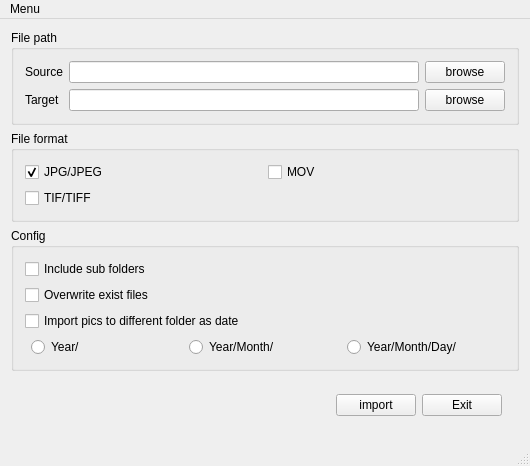
Old version of the form mainwindow.ui in the repository ChunKai-Wang/PicIn.
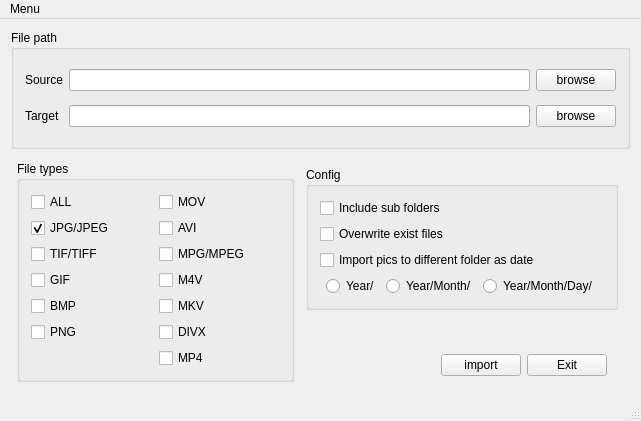
New version of the form.

Commit message:
Re-layout for more checkboxes to indicate importing file types
    modified:   mainwindow.cpp
    modified:   mainwindow.h
    modified:   mainwindow.ui

Patch:
```diff
--- a/mainwindow.ui
+++ b/mainwindow.ui
@@ -9,8 +9,8 @@
    <rect>
     <x>0</x>
     <y>0</y>
-    <width>530</width>
-    <height>460</height>
+    <width>641</width>
+    <height>421</height>
    </rect>
   </property>
   <property name="windowTitle">
@@ -65,19 +65,54 @@
      </widget>
     </item>
     <item>
+     <layout class="QHBoxLayout" name="HLayout_bottom">
+      <property name="leftMargin">
+       <number>6</number>
+      </property>
+      <property name="topMargin">
+       <number>6</number>
+      </property>
+      <property name="rightMargin">
+       <number>6</number>
+      </property>
+      <property name="bottomMargin">
+       <number>6</number>
+      </property>
+      <item>
      <widget class="QGroupBox" name="groupBox_fileFmt">
       <property name="title">
-       <string>File format</string>
+         <string>File types</string>
       </property>
       <layout class="QGridLayout" name="gridLayout">
-       <item row="1" column="0" alignment="Qt::AlignLeft">
+         <item row="0" column="0">
+          <widget class="QCheckBox" name="checkBox_fileFmt_all">
+           <property name="text">
+            <string>ALL</string>
+           </property>
+          </widget>
+         </item>
+         <item row="7" column="1">
+          <widget class="QCheckBox" name="checkBox_fileFmt_mp4">
+           <property name="text">
+            <string>MP4</string>
+           </property>
+          </widget>
+         </item>
+         <item row="4" column="0">
+          <widget class="QCheckBox" name="checkBox_fileFmt_bmp">
+           <property name="text">
+            <string>BMP</string>
+           </property>
+          </widget>
+         </item>
+         <item row="2" column="0" alignment="Qt::AlignLeft">
         <widget class="QCheckBox" name="checkBox_fileFmt_tif">
          <property name="text">
           <string>TIF/TIFF</string>
          </property>
         </widget>
        </item>
-       <item row="0" column="0" alignment="Qt::AlignLeft">
+         <item row="1" column="0" alignment="Qt::AlignLeft">
         <widget class="QCheckBox" name="checkBox_fileFmt_jpg">
          <property name="text">
           <string>JPG/JPEG</string>
@@ -87,16 +122,79 @@
          </property>
         </widget>
        </item>
-       <item row="0" column="1" alignment="Qt::AlignLeft">
+         <item row="3" column="0">
+          <widget class="QCheckBox" name="checkBox_fileFmt_gif">
+           <property name="text">
+            <string>GIF</string>
+           </property>
+          </widget>
+         </item>
+         <item row="5" column="0">
+          <widget class="QCheckBox" name="checkBox_fileFmt_png">
+           <property name="text">
+            <string>PNG</string>
+           </property>
+          </widget>
+         </item>
+         <item row="0" column="1">
         <widget class="QCheckBox" name="checkBox_fileFmt_mov">
          <property name="text">
           <string>MOV</string>
          </property>
         </widget>
        </item>
+         <item row="1" column="1">
+          <widget class="QCheckBox" name="checkBox_fileFmt_avi">
+           <property name="text">
+            <string>AVI</string>
+           </property>
+          </widget>
+         </item>
+         <item row="2" column="1">
+          <widget class="QCheckBox" name="checkBox_fileFmt_mpg">
+           <property name="text">
+            <string>MPG/MPEG</string>
+           </property>
+          </widget>
+         </item>
+         <item row="3" column="1">
+          <widget class="QCheckBox" name="checkBox_fileFmt_m4v">
+           <property name="text">
+            <string>M4V</string>
+           </property>
+          </widget>
+         </item>
+         <item row="4" column="1">
+          <widget class="QCheckBox" name="checkBox_fileFmt_mkv">
+           <property name="text">
+            <string>MKV</string>
+           </property>
+          </widget>
+         </item>
+         <item row="5" column="1">
+          <widget class="QCheckBox" name="checkBox_fileFmt_divx">
+           <property name="text">
+            <string>DIVX</string>
+           </property>
+          </widget>
+         </item>
       </layout>
      </widget>
     </item>
+      <item>
+       <layout class="QVBoxLayout" name="VLayout_rightBottom">
+        <property name="leftMargin">
+         <number>6</number>
+        </property>
+        <property name="topMargin">
+         <number>6</number>
+        </property>
+        <property name="rightMargin">
+         <number>6</number>
+        </property>
+        <property name="bottomMargin">
+         <number>6</number>
+        </property>
     <item>
      <widget class="QGroupBox" name="groupBox_config">
       <property name="title">
@@ -161,31 +259,20 @@
       </layout>
      </widget>
     </item>
-    <item>
-     <layout class="QHBoxLayout" name="HLayout_action">
-      <property name="leftMargin">
-       <number>300</number>
-      </property>
-      <property name="topMargin">
-       <number>6</number>
-      </property>
-      <property name="rightMargin">
-       <number>6</number>
-      </property>
-      <property name="bottomMargin">
-       <number>6</number>
-      </property>
-      <item alignment="Qt::AlignRight">
+        <item alignment="Qt::AlignRight|Qt::AlignBottom">
        <widget class="QWidget" name="widget_action" native="true">
         <layout class="QHBoxLayout" name="horizontalLayout_3">
-         <item>
+           <property name="bottomMargin">
+            <number>0</number>
+           </property>
+           <item alignment="Qt::AlignRight|Qt::AlignBottom">
           <widget class="QPushButton" name="button_import">
            <property name="text">
             <string>import</string>
            </property>
           </widget>
          </item>
-         <item>
+           <item alignment="Qt::AlignRight|Qt::AlignBottom">
           <widget class="QPushButton" name="button_quit">
            <property name="text">
             <string>Exit</string>
@@ -198,13 +285,15 @@
      </layout>
     </item>
    </layout>
+    </item>
+   </layout>
   </widget>
   <widget class="QMenuBar" name="menuBar">
    <property name="geometry">
     <rect>
      <x>0</x>
      <y>0</y>
-     <width>530</width>
+     <width>641</width>
      <height>22</height>
     </rect>
    </property>
```
Left out of the diff: 3 changed lines with no effect on the pictures. Lines whose indentation alone changed are shown as unchanged. The commit also changes 2 other files.
